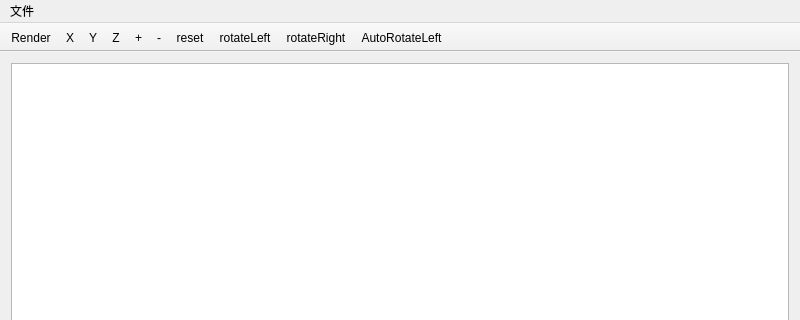
Old version of the form mainwindow.ui in the repository sonichy/HTYCAD; both pictures show x 0 to 800 and y 0 to 320 of the 800 by 600 pixel window.
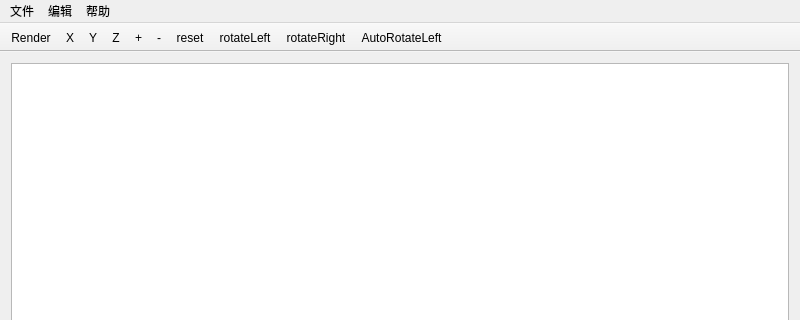
New version of the form. Icons and pictures are not drawn.

Patch:
```diff
--- a/mainwindow.ui
+++ b/mainwindow.ui
@@ -35,7 +35,7 @@
      <x>0</x>
      <y>0</y>
      <width>800</width>
-     <height>23</height>
+     <height>28</height>
     </rect>
    </property>
    <widget class="QMenu" name="menu">
@@ -44,7 +44,21 @@
     </property>
     <addaction name="action_export"/>
    </widget>
+   <widget class="QMenu" name="menu_2">
+    <property name="title">
+     <string>编辑</string>
+    </property>
+    <addaction name="action_background"/>
+   </widget>
+   <widget class="QMenu" name="menu_3">
+    <property name="title">
+     <string>帮助</string>
+    </property>
+    <addaction name="action_about"/>
+   </widget>
    <addaction name="menu"/>
+   <addaction name="menu_2"/>
+   <addaction name="menu_3"/>
   </widget>
   <widget class="QToolBar" name="mainToolBar">
    <property name="movable">
```
Left out of the diff: 22 changed lines with no effect on the pictures.
